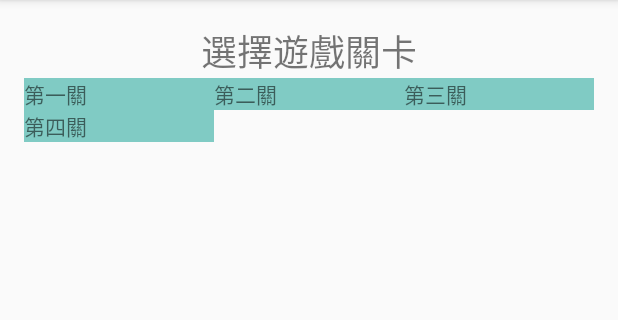
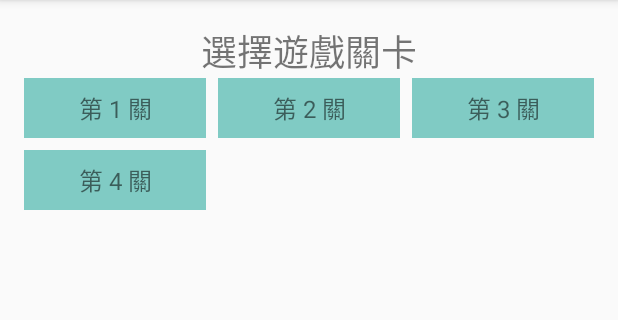
Before and after one commit to ywchiao/sokoban, an Android app: the GameLevelActivity screen opened directly, with no data from a screen before it, on a phone screen of 412 x 824 dp, the part 84-404 px from its top. Run offline under Robolectric (Android 15) with nearby library versions, the phone set to English and light mode, and no system bars.

Commit message:
修改 gv_levels_item_textview.xml

```diff
--- a/app/src/main/java/io/tut/sokoban/GameLevelActivity.java
+++ b/app/src/main/java/io/tut/sokoban/GameLevelActivity.java
@@ -7,7 +7,7 @@ import android.widget.GridView;
 
 public class GameLevelActivity extends AppCompatActivity {
 
-    String[] levelList = new String[]{"第一關", "第二關", "第三關", "第四關"};
+    String[] levelList = new String[]{"第 1 關", "第 2 關", "第 3 關", "第 4 關"};
 
     @Override
     protected void onCreate(Bundle savedInstanceState) {
--- a/app/src/main/res/layout/activity_game_level.xml
+++ b/app/src/main/res/layout/activity_game_level.xml
@@ -21,6 +21,8 @@
         android:id="@+id/gv_game_levels"
         android:layout_width="match_parent"
         android:layout_height="match_parent"
+        android:layout_below="@+id/tv_select_game_level"
+        android:horizontalSpacing="8dp"
         android:numColumns="3"
-        android:layout_below="@+id/tv_select_game_level" />
+        android:verticalSpacing="8dp" />
 </RelativeLayout>
--- a/app/src/main/res/layout/gv_levels_item_textview.xml
+++ b/app/src/main/res/layout/gv_levels_item_textview.xml
@@ -2,5 +2,10 @@
 <TextView xmlns:android="http://schemas.android.com/apk/res/android"
     android:layout_width="match_parent"
     android:layout_height="match_parent"
-    android:background="@color/material_deep_teal_200">
-</TextView>
+    android:background="@color/material_deep_teal_200"
+    android:gravity="center"
+    android:paddingBottom="8dp"
+    android:paddingLeft="16dp"
+    android:paddingRight="16dp"
+    android:paddingTop="8dp"
+    android:textSize="16sp" />
```
